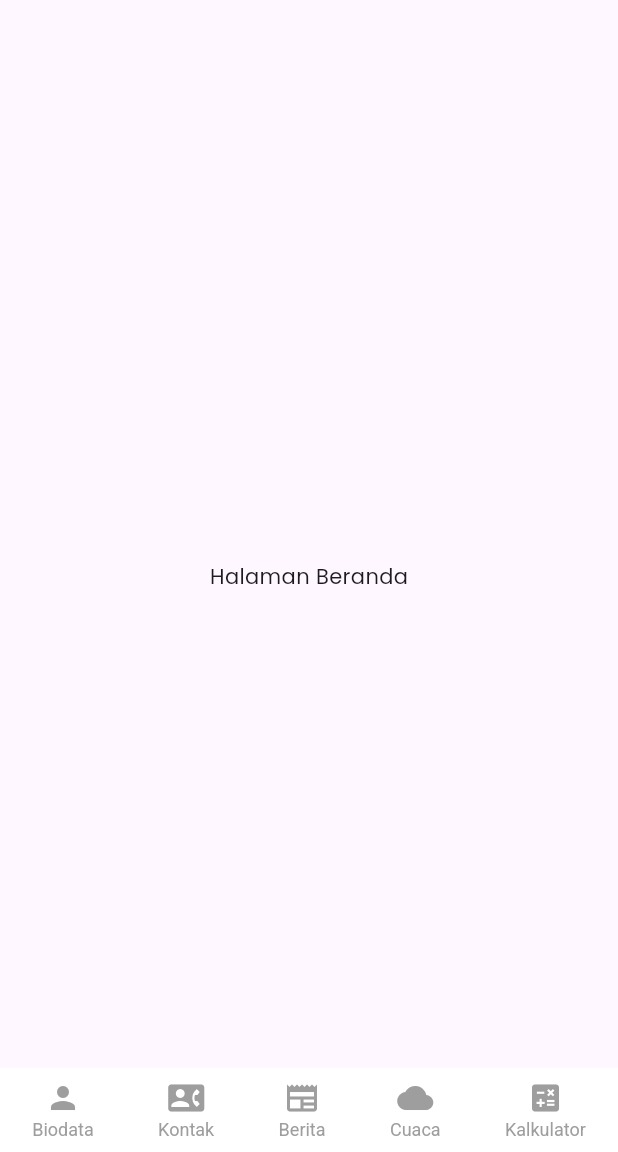
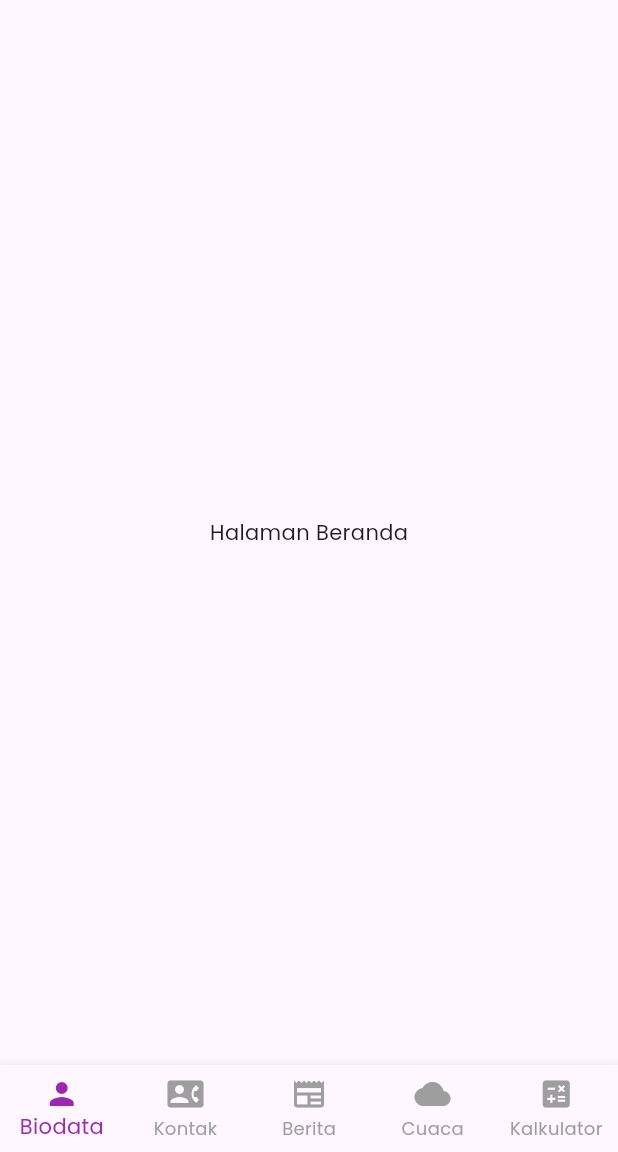
Before and after one commit to daffauzan/Mobile, a Flutter app: the screen it shows after launch, on a phone screen of 412 x 824 dp, the part 84-1236 px from its top. Run offline on Flutter 3.47's test engine with Material 3 defaults, Android fonts, the phone set to English and light mode, and no system bars; our stand-ins replace flutter_svg, math_expressions.

Commit message:
Update home.dart

```diff
--- a/lib/pages/home.dart
+++ b/lib/pages/home.dart
@@ -71,47 +71,24 @@ class _HomePageState extends State<HomePage> {
           onPressed: _onHomeAppBarTapped,
         ),
       ),
-      body: AnimatedSwitcher(
-        duration: const Duration(milliseconds: 400),
-        transitionBuilder: (Widget child, Animation<double> animation) {
-          return FadeTransition(opacity: animation, child: child);
+      body: _pages[_selectedIndex],
+      bottomNavigationBar: BottomNavigationBar(
+        currentIndex: _bottomNavIndex == -1 ? 0 : _bottomNavIndex,
+        onTap: (index) {
+          _navigateToPage(index + 1, index);
         },
-        child: _pages[_selectedIndex],
+        type: BottomNavigationBarType.fixed,
+        selectedItemColor: Colors.purple,
+        unselectedItemColor: Colors.grey,
+        items: const [
+          BottomNavigationBarItem(icon: Icon(Icons.person), label: 'Biodata'),
+          BottomNavigationBarItem(icon: Icon(Icons.contact_phone), label: 'Kontak'),
+          BottomNavigationBarItem(icon: Icon(Icons.newspaper), label: 'Berita'),
+          BottomNavigationBarItem(icon: Icon(Icons.cloud), label: 'Cuaca'),
+          BottomNavigationBarItem(icon: Icon(Icons.calculate), label: 'Kalkulator'),
+        ],
       ),
-      bottomSheet: Container(
-        color: Colors.white,
-        height: kBottomNavigationBarHeight,
-        child: Row(
-          mainAxisAlignment: MainAxisAlignment.spaceAround,
-          children: List.generate(5, (index) {
-            bool isSelected = _bottomNavIndex == index;
-            final labels = ['Biodata','Kontak','Berita','Cuaca','Kalkulator'];
-            final icons = [Icons.person, Icons.contact_phone, Icons.newspaper, Icons.cloud, Icons.calculate];
 
-            return GestureDetector(
-              onTap: () {
-                _navigateToPage(index + 1, index);
-              },
-              child: Column(
-                mainAxisSize: MainAxisSize.min,
-                children: [
-                  Icon(icons[index], color: isSelected ? Colors.purple : Colors.grey),
-                  const SizedBox(height: 2),
-                  AnimatedDefaultTextStyle(
-                    duration: const Duration(milliseconds: 300),
-                    style: TextStyle(
-                      color: isSelected ? Colors.purple : Colors.grey,
-                      fontSize: isSelected ? 14 : 12,
-                      fontWeight: isSelected ? FontWeight.bold : FontWeight.normal,
-                    ),
-                    child: Text(labels[index]),
-                  ),
-                ],
-              ),
-            );
-          }),
-        ),
-      ),
     );
   }
 }
```
